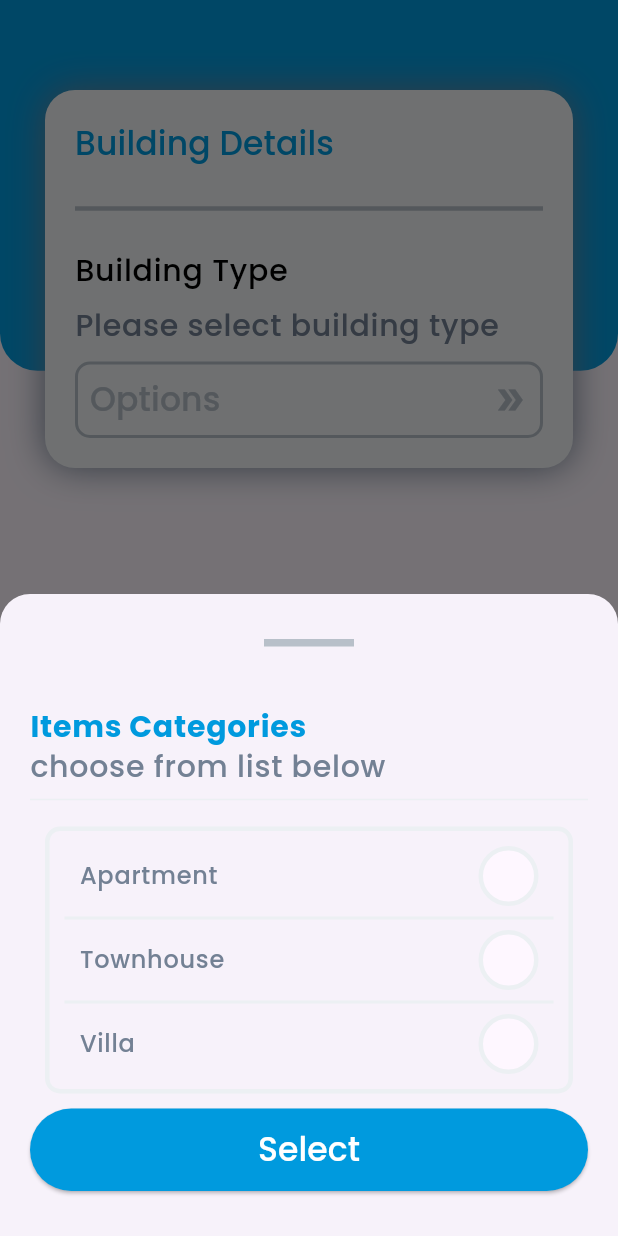
After one commit to sehab374/design, a Flutter app: the screen it shows after launch, after a tap on "Options", on a phone screen of 412 x 824 dp. The commit adds this screen. Run offline on Flutter 3.47's test engine with Material 3 defaults, Android fonts, the phone set to English and light mode, and no system bars; drawn by our look-alikes of roundcheckbox; our stand-ins replace dotted_line, google_fonts; missing offline and left inert: dart:ffi.

Commit message:
building bottom sheet

```diff
--- /dev/null
+++ b/lib/building_details.dart
@@ -0,0 +1,305 @@
+import 'package:flutter/material.dart';
+import 'package:ui1/building_bottom_sheet.dart';
+import 'package:ui1/cell_section.dart';
+import 'package:ui1/colors.dart';
+
+class BuildingDetails extends StatefulWidget {
+  const BuildingDetails({super.key});
+
+  @override
+  State<BuildingDetails> createState() => _BuildingDetailsState();
+}
+
+class _BuildingDetailsState extends State<BuildingDetails> {
+  bool isVisible = false;
+
+  String selected = "Options";
+
+  @override
+  Widget build(BuildContext context) {
+    return Scaffold(
+      body: Stack(children: [
+        Container(
+          height: MediaQuery.of(context).size.height * 0.3,
+          decoration: BoxDecoration(
+              color: MainColors.primaryColor,
+              borderRadius: BorderRadius.only(
+                  bottomRight: Radius.circular(25),
+                  bottomLeft: Radius.circular(25))),
+        ),
+        Padding(
+          padding: const EdgeInsetsDirectional.symmetric(
+              vertical: 60, horizontal: 30),
+          child: Container(
+            width: double.infinity,
+            decoration: BoxDecoration(
+                boxShadow: [
+                  BoxShadow(
+                    color: MainColors.greyTextColor,
+                    blurRadius: 20,
+                  )
+                ],
+                color: Color(0xffF1F5F7),
+                borderRadius: BorderRadius.all(Radius.circular(20))),
+            child: Padding(
+              padding: const EdgeInsets.all(20),
+              child: Column(
+                  crossAxisAlignment: CrossAxisAlignment.start,
+                  mainAxisSize: MainAxisSize.min,
+                  children: [
+                    Text("Building Details",
+                        style: Theme.of(context).textTheme.labelLarge!.copyWith(
+                              color: MainColors.primaryColor,
+                            )),
+                    Padding(
+                      padding:
+                          const EdgeInsetsDirectional.symmetric(vertical: 20),
+                      child: Divider(color: MainColors.greyColor, thickness: 3),
+                    ),
+                    Column(
+                      crossAxisAlignment: CrossAxisAlignment.start,
+                      children: [
+                        Text("Building Type",
+                            style: Theme.of(context)
+                                .textTheme
+                                .labelMedium!
+                                .copyWith(
+                                  color: Colors.black,
+                                )),
+                        Padding(
+                          padding: const EdgeInsetsDirectional.symmetric(
+                              vertical: 10),
+                          child: Text("Please select building type",
+                              style: Theme.of(context).textTheme.labelMedium),
+                        ),
+                        InkWell(
+                          onTap: () {
+                            showBottomSheet();
+                          },
+                          child: Container(
+                            decoration: BoxDecoration(
+                                border: Border.all(
+                                    color: MainColors.greyColor, width: 2),
+                                borderRadius: BorderRadius.circular(10)),
+                            child: Padding(
+                              padding: const EdgeInsets.all(8.0),
+                              child: Row(
+                                  mainAxisAlignment:
+                                      MainAxisAlignment.spaceBetween,
+                                  children: [
+                                    Text(selected,
+                                        style: Theme.of(context)
+                                            .textTheme
+                                            .labelLarge!
+                                            .copyWith(
+                                              color: MainColors.greyColor,
+                                            )),
+                                    Icon(
+                                      Icons.double_arrow_sharp,
+                                      color: MainColors.greyColor,
+                                    )
+                                  ]),
+                            ),
+                          ),
+                        ),
+                        Visibility(
+                            visible: isVisible,
+                            child: Column(
+                              children: [
+                                Padding(
+                                  padding:
+                                      const EdgeInsetsDirectional.symmetric(
+                                          vertical: 20),
+                                  child: Column(
+                                    crossAxisAlignment:
+                                        CrossAxisAlignment.start,
+                                    children: [
+                                      Text("Number of Floors",
+                                          style: Theme.of(context)
+                                              .textTheme
+                                              .labelMedium!
+                                              .copyWith(
+                                                color: Colors.black,
+                                              )),
+                                      Padding(
+                                        padding: const EdgeInsetsDirectional
+                                            .symmetric(vertical: 10),
+                                        child: Text(
+                                            "Please enter number of floors",
+                                            style: Theme.of(context)
+                                                .textTheme
+                                                .labelMedium),
+                                      ),
+                                      Container(
+                                        decoration: BoxDecoration(
+                                            border: Border.all(
+                                                color: MainColors.greyColor,
+                                                width: 2),
+                                            borderRadius:
+                                                BorderRadius.circular(10)),
+                                        child: TextField(
+                                          keyboardType: TextInputType.number,
+                                          onTap: () {},
+                                          decoration: InputDecoration(
+                                              label: Padding(
+                                            padding: const EdgeInsetsDirectional
+                                                .symmetric(horizontal: 10),
+                                            child: Text(
+                                              "XXXX",
+                                            ),
+                                          )),
+                                        ),
+                                      ),
+                                    ],
+                                  ),
+                                ),
+                                Padding(
+                                  padding:
+                                      const EdgeInsetsDirectional.symmetric(
+                                          vertical: 20),
+                                  child: Column(
+                                    crossAxisAlignment:
+                                        CrossAxisAlignment.start,
+                                    children: [
+                                      Text("Does it includes Basement?",
+                                          style: Theme.of(context)
+                                              .textTheme
+                                              .labelMedium!
+                                              .copyWith(
+                                                color: Colors.black,
+                                              )),
+                                      Padding(
+                                        padding: const EdgeInsetsDirectional
+                                            .symmetric(vertical: 10),
+                                        child: Text("Please select",
+                                            style: Theme.of(context)
+                                                .textTheme
+                                                .labelMedium),
+                                      ),
+                                      Container(
+                                        height: 60,
+                                        decoration: BoxDecoration(
+                                            border: Border.all(
+                                                color: MainColors.greyColor,
+                                                width: 2),
+                                            borderRadius:
+                                                BorderRadius.circular(10)),
+                                        child: Row(children: [
+                                          Expanded(
+                                              child: Container(
+                                                  color:
+                                                      MainColors.primaryColor,
+                                                  child: Center(
+                                                      child: Text("Yes",
+                                                          style: Theme.of(
+                                                                  context)
+                                                              .textTheme
+                                                              .labelMedium!
+                                                              .copyWith(
+                                                                  color: MainColors
+                                                                      .whiteColor))))),
+                                          Expanded(
+                                              child: Center(
+                                                  child: Text("No",
+                                                      style: Theme.of(context)
+                                                          .textTheme
+                                                          .labelMedium)))
+                                        ]),
+                                      ),
+                                    ],
+                                  ),
+                                ),
+                              ],
+                            )),
+                      ],
+                    )
+                  ]),
+            ),
+          ),
+        )
+      ]),
+    );
+  }
+
+  showBottomSheet() {
+    showModalBottomSheet(
+      context: context,
+      isScrollControlled: true,
+      shape: OutlineInputBorder(
+          borderSide: BorderSide(color: Colors.transparent),
+          borderRadius: BorderRadius.only(
+              topLeft: Radius.circular(20), topRight: Radius.circular(20))),
+      builder: (context) {
+        return Container(
+          child: Padding(
+            padding: const EdgeInsetsDirectional.symmetric(
+                vertical: 30, horizontal: 20),
+            child: Column(
+              mainAxisSize: MainAxisSize.min,
+              children: [
+                Container(
+                    height: 5,
+                    width: 60,
+                    decoration: BoxDecoration(color: MainColors.greyColor)),
+                SizedBox(
+                  height: 40,
+                ),
+                Column(crossAxisAlignment: CrossAxisAlignment.start, children: [
+                  Text("Items Categories",
+                      style: Theme.of(context).textTheme.labelMedium!.copyWith(
+                            color: MainColors.primaryColor,
+                            fontWeight: FontWeight.bold,
+                          )),
+                  Text("choose from list below",
+                      style: Theme.of(context).textTheme.labelMedium),
+                  Divider(color: MainColors.greyBorderColor),
+                  Padding(
+                    padding: const EdgeInsets.all(10),
+                    child: Container(
+                      padding: EdgeInsets.all(10),
+                      decoration: BoxDecoration(
+                          border: Border.all(
+                              color: MainColors.greyBorderColor, width: 3),
+                          borderRadius: BorderRadius.circular(10)),
+                      child: Column(children: [
+                        CellSection("Apartment"),
+                        Divider(
+                            color: MainColors.greyBorderColor, thickness: 2),
+                        CellSection("Townhouse"),
+                        Divider(
+                            color: MainColors.greyBorderColor, thickness: 2),
+                        CellSection("Villa"),
+                      ]),
+                    ),
+                  ),
+                  Container(
+                    width: double.infinity,
+                    child: ElevatedButton(
+                        style: ButtonStyle(
+                            backgroundColor: MaterialStatePropertyAll(
+                                MainColors.primaryColor)),
+                        onPressed: () {
+                          setState(() {
+                            selected = "done";
+                            isVisible = true;
+                          });
+                          Navigator.pop(context);
+                        },
+                        child: Padding(
+                          padding: const EdgeInsetsDirectional.symmetric(
+                              vertical: 12),
+                          child: Text(
+                            "Select",
+                            style: TextStyle(color: MainColors.whiteColor),
+                          ),
+                        )),
+                  ),
+                ]),
+              ],
+            ),
+          ),
+        );
+      },
+    );
+  }
+}
--- a/lib/main.dart
+++ b/lib/main.dart
@@ -1,4 +1,5 @@
 import 'package:flutter/material.dart';
+import 'package:ui1/building_details.dart';
 import 'package:ui1/home_screen.dart';
 import 'package:ui1/theme_data.dart';
 
@@ -15,7 +16,8 @@ class MyApp extends StatelessWidget {
     return MaterialApp(
       debugShowCheckedModeBanner: false,
       theme:  MyThemeData.lightTheme,
-      home: HomeScreen(),
+      home:BuildingDetails()
+      //HomeScreen(),
     );
   }
 }
--- a/lib/theme_data.dart
+++ b/lib/theme_data.dart
@@ -13,5 +13,9 @@ class MyThemeData {
           labelSmall: GoogleFonts.poppins(
               fontSize: 16,
               color: MainColors.greyTextColor,
-              fontWeight: FontWeight.w500)));
+              fontWeight: FontWeight.w500),
+      labelLarge:  GoogleFonts.poppins(
+          fontSize: 22,
+          color: MainColors.greyTextColor,
+          fontWeight: FontWeight.w500),));
 }
```
Also changed, not shown: lib/building_bottom_sheet.dart (added, +74 -0 lines).
